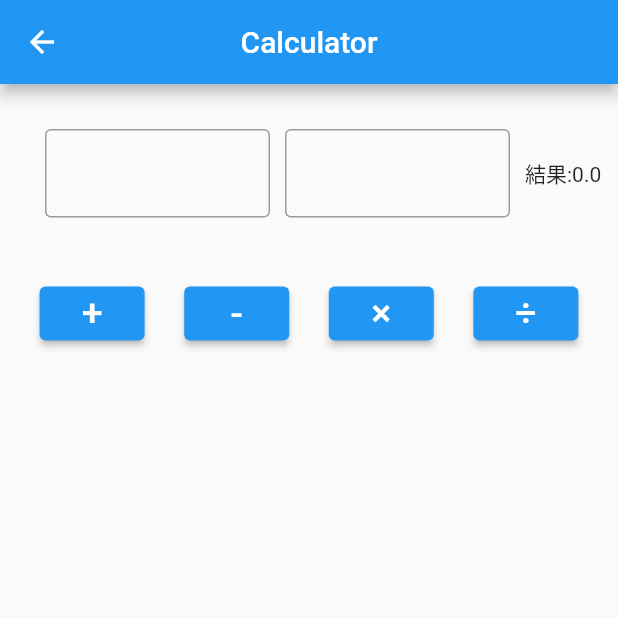
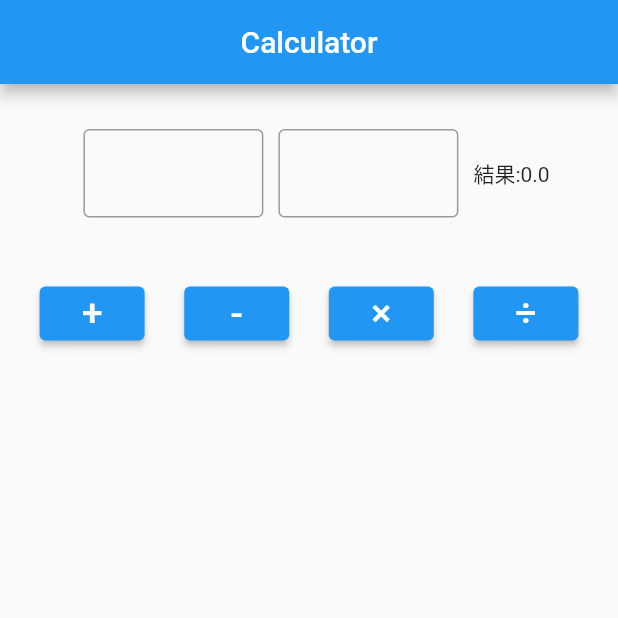
Before and after one commit to Kouyou-Ishibashi/task, a Flutter app: the Task2 screen opened directly, on a phone screen of 412 x 824 dp, the top half of it. Run offline on Flutter 3.47's test engine with Material 2 defaults, Android fonts, the phone set to English and light mode, and no system bars.

Commit message:
修正　コミット

```diff
--- a/lib/task_2.dart
+++ b/lib/task_2.dart
@@ -49,6 +49,7 @@ class _Task2 extends State<Task2> {
       appBar: AppBar(
         centerTitle: true,
         title: const Text('Calculator'),
+        automaticallyImplyLeading: false,
       ),
       body: Center(
         child: Column(children: [
@@ -56,14 +57,14 @@ class _Task2 extends State<Task2> {
             height: 30,
           ),
           Row(
-            // mainAxisAlignment: MainAxisAlignment.center,
+            mainAxisAlignment: MainAxisAlignment.center,
             children: [
               Container(
-                margin: const EdgeInsets.only(left: 30),
+                margin: const EdgeInsets.only(left: 10),
                 decoration: BoxDecoration(
                   borderRadius: BorderRadius.circular(5),
                 ),
-                width: 150,
+                width: 120,
                 child: TextField(
                   controller: controller1,
                   keyboardType: TextInputType.number,
@@ -86,7 +87,7 @@ class _Task2 extends State<Task2> {
                 decoration: BoxDecoration(
                   borderRadius: BorderRadius.circular(5),
                 ),
-                width: 150,
+                width: 120,
                 child: TextField(
                   onChanged: (text) {
                     if (text != '') {
```
